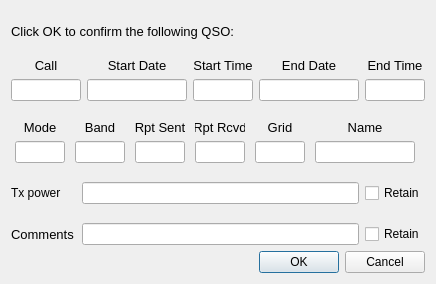
Qt form logqso.ui (saitohirga/WSJT-X) before a commit.
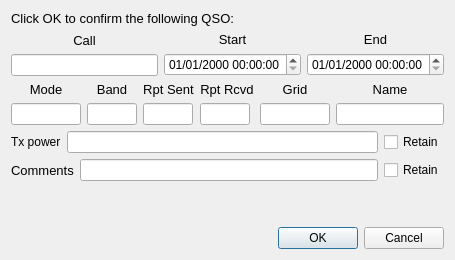
The same form after that commit.

Commit message:
Fix logged QSO start and end times
This change  also adds  seconds resolution  to log  files and  log QSO
fields.

This change makes  the log QSO dialog more layout  friendly and uses a
QDateTimeEdit for QSO start and end times.

Patch:
```diff
--- a/logqso.ui
+++ b/logqso.ui
@@ -2,23 +2,13 @@
 <ui version="4.0">
  <class>LogQSO</class>
  <widget class="QDialog" name="LogQSO">
-  <layout class="QVBoxLayout" name="verticalLayout">
-   <item>
-    <spacer name="verticalSpacer_3">
-     <property name="orientation">
-      <enum>Qt::Vertical</enum>
-     </property>
-     <property name="sizeType">
-      <enum>QSizePolicy::MinimumExpanding</enum>
-     </property>
-     <property name="sizeHint" stdset="0">
-      <size>
-       <width>20</width>
-       <height>13</height>
-      </size>
-     </property>
-    </spacer>
-   </item>
+  <property name="sizePolicy">
+   <sizepolicy hsizetype="Preferred" vsizetype="Preferred">
+    <horstretch>0</horstretch>
+    <verstretch>0</verstretch>
+   </sizepolicy>
+  </property>
+  <layout class="QVBoxLayout" name="verticalLayout_11">
    <item>
     <widget class="QLabel" name="label">
      <property name="font">
@@ -32,43 +22,11 @@
     </widget>
    </item>
    <item>
-    <spacer name="verticalSpacer_4">
-     <property name="orientation">
-      <enum>Qt::Vertical</enum>
-     </property>
-     <property name="sizeType">
-      <enum>QSizePolicy::MinimumExpanding</enum>
-     </property>
-     <property name="sizeHint" stdset="0">
-      <size>
-       <width>20</width>
-       <height>13</height>
-      </size>
-     </property>
-    </spacer>
-   </item>
+    <layout class="QHBoxLayout" name="horizontalLayout_2">
    <item>
-    <layout class="QHBoxLayout" name="horizontalLayout_4">
+      <layout class="QVBoxLayout" name="verticalLayout">
      <item>
       <widget class="QLabel" name="lab1">
-       <property name="sizePolicy">
-        <sizepolicy hsizetype="Fixed" vsizetype="Preferred">
-         <horstretch>0</horstretch>
-         <verstretch>0</verstretch>
-        </sizepolicy>
-       </property>
-       <property name="minimumSize">
-        <size>
-         <width>70</width>
-         <height>0</height>
-        </size>
-       </property>
-       <property name="maximumSize">
-        <size>
-         <width>70</width>
-         <height>16777215</height>
-        </size>
-       </property>
        <property name="font">
         <font>
          <pointsize>10</pointsize>
@@ -83,32 +41,21 @@
       </widget>
      </item>
      <item>
+        <widget class="QLineEdit" name="call"/>
+       </item>
+      </layout>
+     </item>
+     <item>
+      <layout class="QVBoxLayout" name="verticalLayout_2">
+       <item>
       <widget class="QLabel" name="lab2">
-       <property name="sizePolicy">
-        <sizepolicy hsizetype="Fixed" vsizetype="Preferred">
-         <horstretch>0</horstretch>
-         <verstretch>0</verstretch>
-        </sizepolicy>
-       </property>
-       <property name="minimumSize">
-        <size>
-         <width>100</width>
-         <height>0</height>
-        </size>
-       </property>
-       <property name="maximumSize">
-        <size>
-         <width>100</width>
-         <height>16777215</height>
-        </size>
-       </property>
        <property name="font">
         <font>
          <pointsize>10</pointsize>
         </font>
        </property>
        <property name="text">
-        <string>Start Date</string>
+          <string>Start</string>
        </property>
        <property name="alignment">
         <set>Qt::AlignCenter</set>
@@ -116,65 +63,31 @@
       </widget>
      </item>
      <item>
-      <widget class="QLabel" name="lab3">
+        <widget class="QDateTimeEdit" name="start_date_time">
        <property name="sizePolicy">
-        <sizepolicy hsizetype="Fixed" vsizetype="Preferred">
+          <sizepolicy hsizetype="Maximum" vsizetype="Fixed">
          <horstretch>0</horstretch>
          <verstretch>0</verstretch>
         </sizepolicy>
        </property>
-       <property name="minimumSize">
-        <size>
-         <width>50</width>
-         <height>0</height>
-        </size>
-       </property>
-       <property name="maximumSize">
-        <size>
-         <width>60</width>
-         <height>16777215</height>
-        </size>
-       </property>
-       <property name="font">
-        <font>
-         <pointsize>10</pointsize>
-        </font>
-       </property>
-       <property name="text">
-        <string>Start Time</string>
-       </property>
-       <property name="alignment">
-        <set>Qt::AlignCenter</set>
-       </property>
-      </widget>
-     </item>
+         <property name="displayFormat">
+          <string>dd/MM/yyyy HH:mm:ss</string>
+         </property>
+        </widget>
+       </item>
+      </layout>
+     </item>
+     <item>
+      <layout class="QVBoxLayout" name="verticalLayout_3">
      <item>
       <widget class="QLabel" name="lab2_3">
-       <property name="sizePolicy">
-        <sizepolicy hsizetype="Fixed" vsizetype="Preferred">
-         <horstretch>0</horstretch>
-         <verstretch>0</verstretch>
-        </sizepolicy>
-       </property>
-       <property name="minimumSize">
-        <size>
-         <width>100</width>
-         <height>0</height>
-        </size>
-       </property>
-       <property name="maximumSize">
-        <size>
-         <width>100</width>
-         <height>16777215</height>
-        </size>
-       </property>
        <property name="font">
         <font>
          <pointsize>10</pointsize>
         </font>
        </property>
        <property name="text">
-        <string>End Date</string>
+          <string>End</string>
        </property>
        <property name="alignment">
         <set>Qt::AlignCenter</set>
@@ -182,180 +95,28 @@
       </widget>
      </item>
      <item>
-      <widget class="QLabel" name="lab3_2">
+        <widget class="QDateTimeEdit" name="end_date_time">
        <property name="sizePolicy">
-        <sizepolicy hsizetype="Fixed" vsizetype="Preferred">
+          <sizepolicy hsizetype="Maximum" vsizetype="Fixed">
          <horstretch>0</horstretch>
          <verstretch>0</verstretch>
         </sizepolicy>
        </property>
-       <property name="minimumSize">
-        <size>
-         <width>50</width>
-         <height>0</height>
-        </size>
-       </property>
-       <property name="maximumSize">
-        <size>
-         <width>60</width>
-         <height>16777215</height>
-        </size>
-       </property>
-       <property name="font">
-        <font>
-         <pointsize>10</pointsize>
-        </font>
-       </property>
-       <property name="text">
-        <string>End Time</string>
-       </property>
-       <property name="alignment">
-        <set>Qt::AlignCenter</set>
-       </property>
+         <property name="displayFormat">
+          <string>dd/MM/yyyy HH:mm:ss</string>
+         </property>
       </widget>
      </item>
     </layout>
    </item>
-   <item>
-    <layout class="QHBoxLayout" name="horizontalLayout_5">
-     <item>
-      <widget class="QLineEdit" name="call">
-       <property name="sizePolicy">
-        <sizepolicy hsizetype="Fixed" vsizetype="Fixed">
-         <horstretch>0</horstretch>
-         <verstretch>0</verstretch>
-        </sizepolicy>
-       </property>
-       <property name="minimumSize">
-        <size>
-         <width>70</width>
-         <height>0</height>
-        </size>
-       </property>
-       <property name="maximumSize">
-        <size>
-         <width>70</width>
-         <height>16777215</height>
-        </size>
-       </property>
-      </widget>
-     </item>
-     <item>
-      <widget class="QLineEdit" name="dateOn">
-       <property name="sizePolicy">
-        <sizepolicy hsizetype="Fixed" vsizetype="Fixed">
-         <horstretch>0</horstretch>
-         <verstretch>0</verstretch>
-        </sizepolicy>
-       </property>
-       <property name="minimumSize">
-        <size>
-         <width>100</width>
-         <height>0</height>
-        </size>
-       </property>
-       <property name="maximumSize">
-        <size>
-         <width>100</width>
-         <height>16777215</height>
-        </size>
-       </property>
-      </widget>
-     </item>
-     <item>
-      <widget class="QLineEdit" name="timeOn">
-       <property name="minimumSize">
-        <size>
-         <width>50</width>
-         <height>0</height>
-        </size>
-       </property>
-       <property name="maximumSize">
-        <size>
-         <width>60</width>
-         <height>16777215</height>
-        </size>
-       </property>
-      </widget>
-     </item>
-     <item>
-      <widget class="QLineEdit" name="dateOff">
-       <property name="sizePolicy">
-        <sizepolicy hsizetype="Fixed" vsizetype="Fixed">
-         <horstretch>0</horstretch>
-         <verstretch>0</verstretch>
-        </sizepolicy>
-       </property>
-       <property name="minimumSize">
-        <size>
-         <width>100</width>
-         <height>0</height>
-        </size>
-       </property>
-       <property name="maximumSize">
-        <size>
-         <width>100</width>
-         <height>16777215</height>
-        </size>
-       </property>
-      </widget>
-     </item>
-     <item>
-      <widget class="QLineEdit" name="timeOff">
-       <property name="minimumSize">
-        <size>
-         <width>50</width>
-         <height>0</height>
-        </size>
-       </property>
-       <property name="maximumSize">
-        <size>
-         <width>60</width>
-         <height>16777215</height>
-        </size>
-       </property>
-      </widget>
-     </item>
     </layout>
    </item>
    <item>
-    <spacer name="verticalSpacer">
-     <property name="orientation">
-      <enum>Qt::Vertical</enum>
-     </property>
-     <property name="sizeType">
-      <enum>QSizePolicy::MinimumExpanding</enum>
-     </property>
-     <property name="sizeHint" stdset="0">
-      <size>
-       <width>20</width>
-       <height>13</height>
-      </size>
-     </property>
-    </spacer>
-   </item>
+    <layout class="QHBoxLayout" name="horizontalLayout_4">
    <item>
-    <layout class="QHBoxLayout" name="horizontalLayout_2">
+      <layout class="QVBoxLayout" name="verticalLayout_4">
      <item>
       <widget class="QLabel" name="lab4">
-       <property name="sizePolicy">
-        <sizepolicy hsizetype="Fixed" vsizetype="Preferred">
-         <horstretch>0</horstretch>
-         <verstretch>0</verstretch>
-        </sizepolicy>
-       </property>
-       <property name="minimumSize">
-        <size>
-         <width>50</width>
-         <height>0</height>
-        </size>
-       </property>
-       <property name="maximumSize">
-        <size>
-         <width>50</width>
-         <height>16777215</height>
-        </size>
-       </property>
        <property name="font">
         <font>
          <pointsize>10</pointsize>
@@ -370,25 +131,21 @@
       </widget>
      </item>
      <item>
+        <widget class="QLineEdit" name="mode">
+         <property name="maximumSize">
+          <size>
+           <width>70</width>
+           <height>16777215</height>
+          </size>
+         </property>
+        </widget>
+       </item>
+      </layout>
+     </item>
+     <item>
+      <layout class="QVBoxLayout" name="verticalLayout_6">
+       <item>
       <widget class="QLabel" name="lab5">
-       <property name="sizePolicy">
-        <sizepolicy hsizetype="Fixed" vsizetype="Preferred">
-         <horstretch>0</horstretch>
-         <verstretch>0</verstretch>
-        </sizepolicy>
-       </property>
-       <property name="minimumSize">
-        <size>
-         <width>50</width>
-         <height>0</height>
-        </size>
-       </property>
-       <property name="maximumSize">
-        <size>
-         <width>50</width>
-         <height>16777215</height>
-        </size>
-       </property>
        <property name="font">
         <font>
          <pointsize>10</pointsize>
@@ -403,25 +160,21 @@
       </widget>
      </item>
      <item>
+        <widget class="QLineEdit" name="band">
+         <property name="maximumSize">
+          <size>
+           <width>50</width>
+           <height>16777215</height>
+          </size>
+         </property>
+        </widget>
+       </item>
+      </layout>
+     </item>
+     <item>
+      <layout class="QVBoxLayout" name="verticalLayout_7">
+       <item>
       <widget class="QLabel" name="lab6">
-       <property name="sizePolicy">
-        <sizepolicy hsizetype="Fixed" vsizetype="Preferred">
-         <horstretch>0</horstretch>
-         <verstretch>0</verstretch>
-        </sizepolicy>
-       </property>
-       <property name="minimumSize">
-        <size>
-         <width>50</width>
-         <height>0</height>
-        </size>
-       </property>
-       <property name="maximumSize">
-        <size>
-         <width>50</width>
-         <height>16777215</height>
-        </size>
-       </property>
        <property name="font">
         <font>
          <pointsize>10</pointsize>
@@ -436,25 +189,21 @@
       </widget>
      </item>
      <item>
+        <widget class="QLineEdit" name="sent">
+         <property name="maximumSize">
+          <size>
+           <width>50</width>
+           <height>16777215</height>
+          </size>
+         </property>
+        </widget>
+       </item>
+      </layout>
+     </item>
+     <item>
+      <layout class="QVBoxLayout" name="verticalLayout_8">
+       <item>
       <widget class="QLabel" name="lab7">
-       <property name="sizePolicy">
-        <sizepolicy hsizetype="Fixed" vsizetype="Preferred">
-         <horstretch>0</horstretch>
-         <verstretch>0</verstretch>
-        </sizepolicy>
-       </property>
-       <property name="minimumSize">
-        <size>
-         <width>50</width>
-         <height>0</height>
-        </size>
-       </property>
-       <property name="maximumSize">
-        <size>
-         <width>50</width>
-         <height>16777215</height>
-        </size>
-       </property>
        <property name="font">
         <font>
          <pointsize>10</pointsize>
@@ -469,25 +218,21 @@
       </widget>
      </item>
      <item>
+        <widget class="QLineEdit" name="rcvd">
+         <property name="maximumSize">
+          <size>
+           <width>50</width>
+           <height>16777215</height>
+          </size>
+         </property>
+        </widget>
+       </item>
+      </layout>
+     </item>
+     <item>
+      <layout class="QVBoxLayout" name="verticalLayout_9">
+       <item>
       <widget class="QLabel" name="lab8">
-       <property name="sizePolicy">
-        <sizepolicy hsizetype="Fixed" vsizetype="Preferred">
-         <horstretch>0</horstretch>
-         <verstretch>0</verstretch>
-        </sizepolicy>
-       </property>
-       <property name="minimumSize">
-        <size>
-         <width>50</width>
-         <height>0</height>
-        </size>
-       </property>
-       <property name="maximumSize">
-        <size>
-         <width>50</width>
-         <height>16777215</height>
-        </size>
-       </property>
        <property name="font">
         <font>
          <pointsize>10</pointsize>
@@ -502,28 +247,24 @@
       </widget>
      </item>
      <item>
+        <widget class="QLineEdit" name="grid">
+         <property name="maximumSize">
+          <size>
+           <width>70</width>
+           <height>16777215</height>
+          </size>
+         </property>
+        </widget>
+       </item>
+      </layout>
+     </item>
+     <item>
+      <layout class="QVBoxLayout" name="verticalLayout_10">
+       <item>
       <widget class="QLabel" name="lab9">
        <property name="enabled">
         <bool>true</bool>
        </property>
-       <property name="sizePolicy">
-        <sizepolicy hsizetype="Fixed" vsizetype="Preferred">
-         <horstretch>0</horstretch>
-         <verstretch>0</verstretch>
-        </sizepolicy>
-       </property>
-       <property name="minimumSize">
-        <size>
-         <width>100</width>
-         <height>0</height>
-        </size>
-       </property>
-       <property name="maximumSize">
-        <size>
-         <width>100</width>
-         <height>16777215</height>
-        </size>
-       </property>
        <property name="font">
         <font>
          <pointsize>10</pointsize>
@@ -537,173 +278,21 @@
        </property>
       </widget>
      </item>
-    </layout>
-   </item>
-   <item>
-    <layout class="QHBoxLayout" name="horizontalLayout_3">
-     <item>
-      <widget class="QLineEdit" name="mode">
-       <property name="sizePolicy">
-        <sizepolicy hsizetype="Fixed" vsizetype="Fixed">
-         <horstretch>0</horstretch>
-         <verstretch>0</verstretch>
-        </sizepolicy>
-       </property>
-       <property name="minimumSize">
-        <size>
-         <width>50</width>
-         <height>0</height>
-        </size>
-       </property>
-       <property name="maximumSize">
-        <size>
-         <width>50</width>
-         <height>16777215</height>
-        </size>
-       </property>
-      </widget>
-     </item>
-     <item>
-      <widget class="QLineEdit" name="band">
-       <property name="sizePolicy">
-        <sizepolicy hsizetype="Fixed" vsizetype="Fixed">
-         <horstretch>0</horstretch>
-         <verstretch>0</verstretch>
-        </sizepolicy>
-       </property>
-       <property name="minimumSize">
-        <size>
-         <width>50</width>
-         <height>0</height>
-        </size>
-       </property>
-       <property name="maximumSize">
-        <size>
-         <width>50</width>
-         <height>16777215</height>
-        </size>
-       </property>
-      </widget>
-     </item>
-     <item>
-      <widget class="QLineEdit" name="sent">
-       <property name="sizePolicy">
-        <sizepolicy hsizetype="Fixed" vsizetype="Fixed">
-         <horstretch>0</horstretch>
-         <verstretch>0</verstretch>
-        </sizepolicy>
-       </property>
-       <property name="minimumSize">
-        <size>
-         <width>50</width>
-         <height>0</height>
-        </size>
-       </property>
-       <property name="maximumSize">
-        <size>
-         <width>50</width>
-         <height>16777215</height>
-        </size>
-       </property>
-      </widget>
-     </item>
-     <item>
-      <widget class="QLineEdit" name="rcvd">
-       <property name="sizePolicy">
-        <sizepolicy hsizetype="Fixed" vsizetype="Fixed">
-         <horstretch>0</horstretch>
-         <verstretch>0</verstretch>
-        </sizepolicy>
-       </property>
-       <property name="minimumSize">
-        <size>
-         <width>50</width>
-         <height>0</height>
-        </size>
-       </property>
-       <property name="maximumSize">
-        <size>
-         <width>50</width>
-         <height>16777215</height>
-        </size>
-       </property>
-      </widget>
-     </item>
-     <item>
-      <widget class="QLineEdit" name="grid">
-       <property name="sizePolicy">
-        <sizepolicy hsizetype="Fixed" vsizetype="Fixed">
-         <horstretch>0</horstretch>
-         <verstretch>0</verstretch>
-        </sizepolicy>
-       </property>
-       <property name="minimumSize">
-        <size>
-         <width>50</width>
-         <height>0</height>
-        </size>
-       </property>
-       <property name="maximumSize">
-        <size>
-         <width>50</width>
-         <height>16777215</height>
-        </size>
-       </property>
-      </widget>
-     </item>
      <item>
       <widget class="QLineEdit" name="name">
        <property name="enabled">
         <bool>true</bool>
        </property>
-       <property name="sizePolicy">
-        <sizepolicy hsizetype="Fixed" vsizetype="Fixed">
-         <horstretch>0</horstretch>
-         <verstretch>0</verstretch>
-        </sizepolicy>
-       </property>
-       <property name="minimumSize">
-        <size>
-         <width>100</width>
-         <height>0</height>
-        </size>
-       </property>
-       <property name="maximumSize">
-        <size>
-         <width>100</width>
-         <height>16777215</height>
-        </size>
-       </property>
       </widget>
      </item>
     </layout>
    </item>
-   <item>
-    <spacer name="verticalSpacer_2">
-     <property name="orientation">
-      <enum>Qt::Vertical</enum>
-     </property>
-     <property name="sizeType">
-      <enum>QSizePolicy::MinimumExpanding</enum>
-     </property>
-     <property name="sizeHint" stdset="0">
-      <size>
-       <width>20</width>
-       <height>13</height>
-      </size>
-     </property>
-    </spacer>
+    </layout>
    </item>
    <item>
     <layout class="QHBoxLayout" name="horizontalLayout_6">
      <item>
       <widget class="QLabel" name="label_2">
-       <property name="minimumSize">
-        <size>
-         <width>65</width>
-         <height>0</height>
-        </size>
-       </property>
        <property name="text">
         <string>Tx power</string>
        </property>
@@ -721,22 +310,6 @@
      </item>
     </layout>
    </item>
-   <item>
-    <spacer name="verticalSpacer_5">
-     <property name="orientation">
-      <enum>Qt::Vertical</enum>
-     </property>
-     <property name="sizeType">
-      <enum>QSizePolicy::MinimumExpanding</enum>
-     </property>
-     <property name="sizeHint" stdset="0">
-      <size>
-       <width>20</width>
-       <height>13</height>
-      </size>
-     </property>
-    </spacer>
-   </item>
    <item>
     <layout class="QHBoxLayout" name="horizontalLayout">
      <item>
@@ -744,12 +317,6 @@
        <property name="enabled">
         <bool>true</bool>
        </property>
-       <property name="minimumSize">
-        <size>
-         <width>65</width>
-         <height>0</height>
-        </size>
-       </property>
        <property name="font">
         <font>
          <pointsize>10</pointsize>
@@ -776,6 +343,19 @@
      </item>
     </layout>
    </item>
+   <item>
+    <spacer name="verticalSpacer">
+     <property name="orientation">
+      <enum>Qt::Vertical</enum>
+     </property>
+     <property name="sizeHint" stdset="0">
+      <size>
+       <width>20</width>
+       <height>40</height>
+      </size>
+     </property>
+    </spacer>
+   </item>
    <item>
     <widget class="QDialogButtonBox" name="buttonBox">
      <property name="orientation">
```
Left out of the diff: 6 changed lines with no effect on the pictures. Lines whose indentation alone changed are shown as unchanged. The commit also changes 6 other files.
